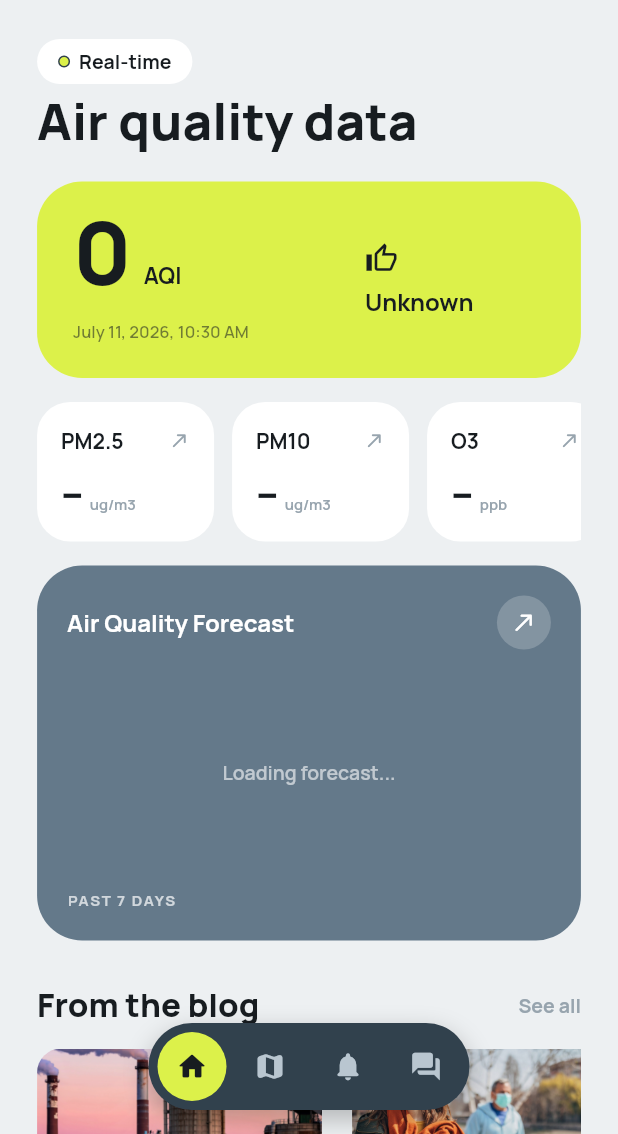
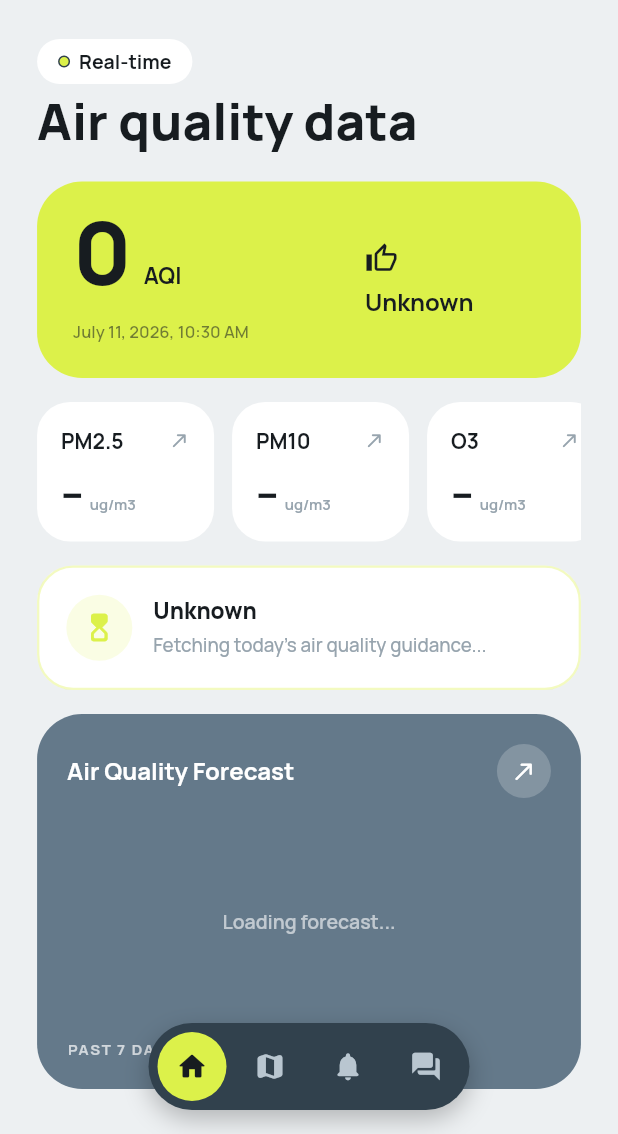
Before and after one commit to alr3n/Himpawid, a Flutter app: the HomePageWidget screen opened by its route, on a phone screen of 412 x 824 dp, the part 102-1236 px from its top. Run offline on Flutter 3.47's test engine with Material 3 defaults, Android fonts, the phone set to English and light mode, and no system bars; drawn by our look-alikes of flutter_animate; our stand-ins replace auto_size_text, cached_network_image, cloud_firestore, firebase_auth, firebase_core, firebase_messaging and 18 more; missing offline and left inert: dart:html, json_path; accounts and stored records are empty.

Commit message:
Fix NO2/SO2 pollutant tiles rounding to zero, add health recommendation card
Pollutant tiles formatted every value with zero decimal places, so
genuinely small readings like NO2/SO2 (often well under 1 ug/m3)
rounded down to "0" and looked identical to missing data. Now shows
one decimal place for values under 10. Also corrected the unit
labels - OpenWeather returns ug/m3 for every pollutant, not ppb.

Added a health recommendation card below the pollutant tiles, driven
by the already-computed EPA category, with a short actionable message
per severity level (Good through Hazardous) and an accent color
matching the current AQI.

Co-Authored-By: Claude Sonnet 5 <noreply@anthropic.com>

```diff
--- a/lib/pages/homepage/home_page/home_page_widget.dart
+++ b/lib/pages/homepage/home_page/home_page_widget.dart
@@ -7,6 +7,8 @@ import '/pages/homepage/chart_card/chart_card_widget.dart';
 import '/pages/homepage/navigation/navigation_widget.dart';
 import '/auth/firebase_auth/auth_util.dart';
 import '/custom_code/actions/index.dart' as actions;
+import '/custom_code/actions/get_location_and_air_quality.dart'
+    show epaColor;
 import '/index.dart';
 import 'package:flutter/material.dart';
 import 'package:flutter/scheduler.dart';
@@ -195,6 +197,106 @@ class _HomePageWidgetState extends State<HomePageWidget>
     );
   }
 
+  Widget _healthRecommendationCard(BuildContext context) {
+    final theme = FlutterFlowTheme.of(context);
+    final category = FFAppState().healthRisk;
+    final aqi = FFAppState().aqiValue;
+    final (icon, message) = _recommendationFor(category);
+    final accent = aqi > 0 ? epaColor(aqi) : theme.lime;
+
+    return Container(
+      width: double.infinity,
+      padding: EdgeInsets.all(18.0),
+      decoration: BoxDecoration(
+        color: theme.secondaryBackground,
+        borderRadius: BorderRadius.circular(24.0),
+        border: Border.all(color: accent.withOpacity(0.35), width: 1.5),
+      ),
+      child: Row(
+        crossAxisAlignment: CrossAxisAlignment.start,
+        children: [
+          Container(
+            width: 44.0,
+            height: 44.0,
+            decoration: BoxDecoration(
+              color: accent.withOpacity(0.15),
+              shape: BoxShape.circle,
+            ),
+            child: Icon(icon, color: accent, size: 22.0),
+          ),
+          SizedBox(width: 14.0),
+          Expanded(
+            child: Column(
+              crossAxisAlignment: CrossAxisAlignment.start,
+              children: [
+                Text(
+                  category.isNotEmpty ? category : 'Air quality update',
+                  style: _manrope(context, size: 15.0, weight: FontWeight.w800),
+                ),
+                SizedBox(height: 4.0),
+                Text(
+                  message,
+                  style: _manrope(context,
+                      size: 12.5,
+                      weight: FontWeight.w500,
+                      color: theme.secondaryText,
+                      height: 1.4),
+                ),
+              ],
+            ),
+          ),
+        ],
+      ),
+    );
+  }
+
+  (IconData, String) _recommendationFor(String category) {
+    switch (category) {
+      case 'Good':
+        return (
+          Icons.check_circle_outline_rounded,
+          'Air quality is great today. It\'s a good time for outdoor '
+              'activities.'
+        );
+      case 'Moderate':
+        return (
+          Icons.info_outline_rounded,
+          'Air quality is acceptable. Unusually sensitive individuals '
+              'should consider limiting prolonged outdoor exertion.'
+        );
+      case 'Unhealthy for Sensitive Groups':
+        return (
+          Icons.warning_amber_rounded,
+          'Sensitive groups - children, older adults, and those with '
+              'asthma or heart conditions - should reduce prolonged '
+              'outdoor exertion today.'
+        );
+      case 'Unhealthy':
+        return (
+          Icons.masks_outlined,
+          'Everyone may begin to experience health effects. Consider '
+              'wearing a mask outdoors and limiting strenuous activity.'
+        );
+      case 'Very Unhealthy':
+        return (
+          Icons.report_problem_rounded,
+          'Health alert: everyone is more likely to be affected. Avoid '
+              'prolonged outdoor exertion.'
+        );
+      case 'Hazardous':
+        return (
+          Icons.dangerous_rounded,
+          'Health emergency. Avoid all outdoor activity and stay indoors '
+              'with air purification if possible.'
+        );
+      default:
+        return (
+          Icons.hourglass_top_rounded,
+          'Fetching today\'s air quality guidance...'
+        );
+    }
+  }
+
   Widget _pollutantTile(
       BuildContext context, String label, double value, String unit, int index) {
     final theme = FlutterFlowTheme.of(context);
@@ -229,7 +331,11 @@ class _HomePageWidgetState extends State<HomePageWidget>
             crossAxisAlignment: CrossAxisAlignment.end,
             children: [
               Text(
-                value > 0 ? value.toStringAsFixed(0) : '--',
+                value > 0
+                    ? (value < 10
+                        ? value.toStringAsFixed(1)
+                        : value.toStringAsFixed(0))
+                    : '--',
                 style: _manrope(context,
                     size: 28.0, weight: FontWeight.w800, height: 1.0),
               ),
@@ -513,17 +619,22 @@ class _HomePageWidgetState extends State<HomePageWidget>
                                 FFAppState().pm25Value, 'ug/m3', 0),
                             _pollutantTile(context, 'PM10',
                                 FFAppState().pm10Value, 'ug/m3', 1),
-                            _pollutantTile(
-                                context, 'O3', FFAppState().o3Value, 'ppb', 2),
+                            _pollutantTile(context, 'O3',
+                                FFAppState().o3Value, 'ug/m3', 2),
                             _pollutantTile(context, 'NO2',
-                                FFAppState().no2Value, 'ppb', 3),
+                                FFAppState().no2Value, 'ug/m3', 3),
                             _pollutantTile(context, 'SO2',
-                                FFAppState().so2Value, 'ppb', 4),
-                            _pollutantTile(
-                                context, 'CO', FFAppState().coValue, 'ppb', 5),
+                                FFAppState().so2Value, 'ug/m3', 4),
+                            _pollutantTile(context, 'CO',
+                                FFAppState().coValue, 'ug/m3', 5),
                           ],
                         ),
                       ),
+
+                      SizedBox(height: 16.0),
+
+                      // ---------- Health recommendation ----------
+                      _healthRecommendationCard(context),
 
                       SizedBox(height: 16.0),
 
```
